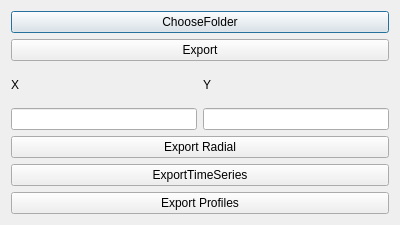
ArashMassoudieh/DryWellScriptGenerator, file importmoisturedata.ui: the form before one commit.
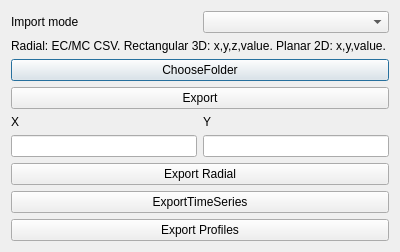
The form after the commit.

Commit message: Add import mode guidance text to moisture dialog UI

```diff
--- a/importmoisturedata.ui
+++ b/importmoisturedata.ui
@@ -14,6 +14,30 @@
    <string>Dialog</string>
   </property>
   <layout class="QVBoxLayout" name="verticalLayout">
+   <item>
+    <layout class="QHBoxLayout" name="modeLayout">
+     <item>
+      <widget class="QLabel" name="modeLabel">
+       <property name="text">
+        <string>Import mode</string>
+       </property>
+      </widget>
+     </item>
+     <item>
+      <widget class="QComboBox" name="modeCombo"/>
+     </item>
+    </layout>
+   </item>
+   <item>
+    <widget class="QLabel" name="modeHelpLabel">
+     <property name="text">
+      <string>Radial: EC/MC CSV. Rectangular 3D: x,y,z,value. Planar 2D: x,y,value.</string>
+     </property>
+     <property name="wordWrap">
+      <bool>true</bool>
+     </property>
+    </widget>
+   </item>
    <item>
     <widget class="QPushButton" name="ChooseFolder">
      <property name="text">
```
The commit also changes 40 other files.
